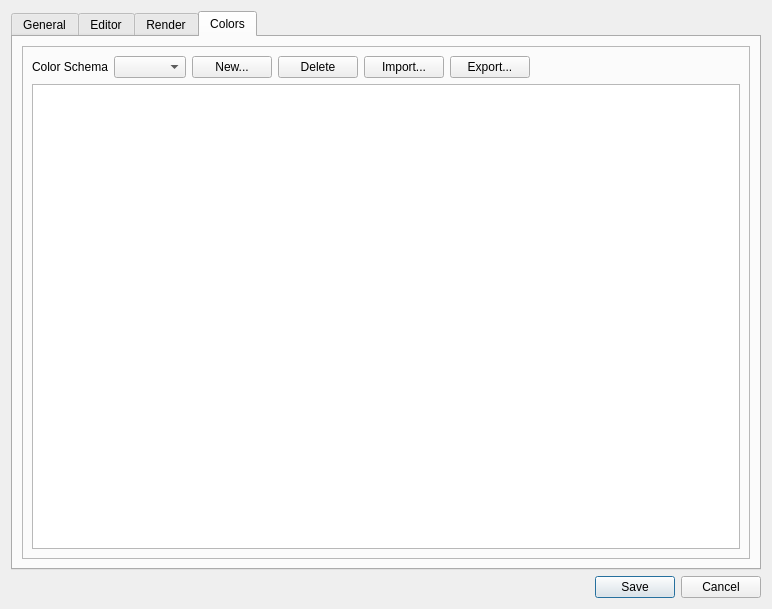
Above: ui/settings_dialog.ui from lasest/manuwrite before the change. Below: the same form after it.
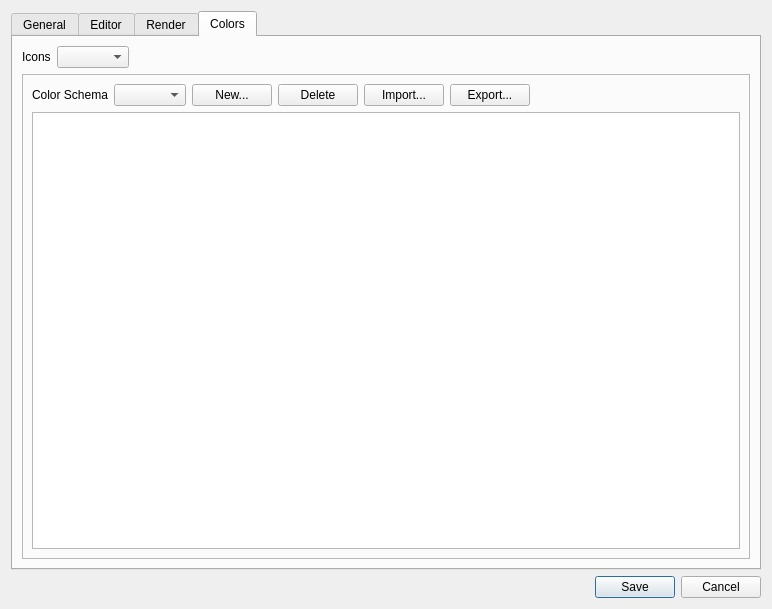
That is the form after the change.

Commit message: Added switching between light and dark icons

What changed in the file:
```diff
--- a/ui/settings_dialog.ui
+++ b/ui/settings_dialog.ui
@@ -329,6 +329,33 @@
        <string>Colors</string>
       </attribute>
       <layout class="QVBoxLayout" name="verticalLayout_4">
+       <item>
+        <layout class="QHBoxLayout" name="IconsLayout">
+         <item>
+          <widget class="QLabel" name="IconsLabel">
+           <property name="text">
+            <string>Icons</string>
+           </property>
+          </widget>
+         </item>
+         <item>
+          <widget class="QComboBox" name="IconsCombobox"/>
+         </item>
+         <item>
+          <spacer name="horizontalSpacer_6">
+           <property name="orientation">
+            <enum>Qt::Horizontal</enum>
+           </property>
+           <property name="sizeHint" stdset="0">
+            <size>
+             <width>40</width>
+             <height>20</height>
+            </size>
+           </property>
+          </spacer>
+         </item>
+        </layout>
+       </item>
        <item>
         <widget class="QFrame" name="ColorSchemaFrame">
          <property name="frameShape">
@@ -379,7 +406,7 @@
              </widget>
             </item>
             <item>
-             <spacer name="horizontalSpacer_6">
+             <spacer name="horizontalSpacer_7">
               <property name="orientation">
                <enum>Qt::Horizontal</enum>
               </property>
```
The commit also changes 43 other files.
